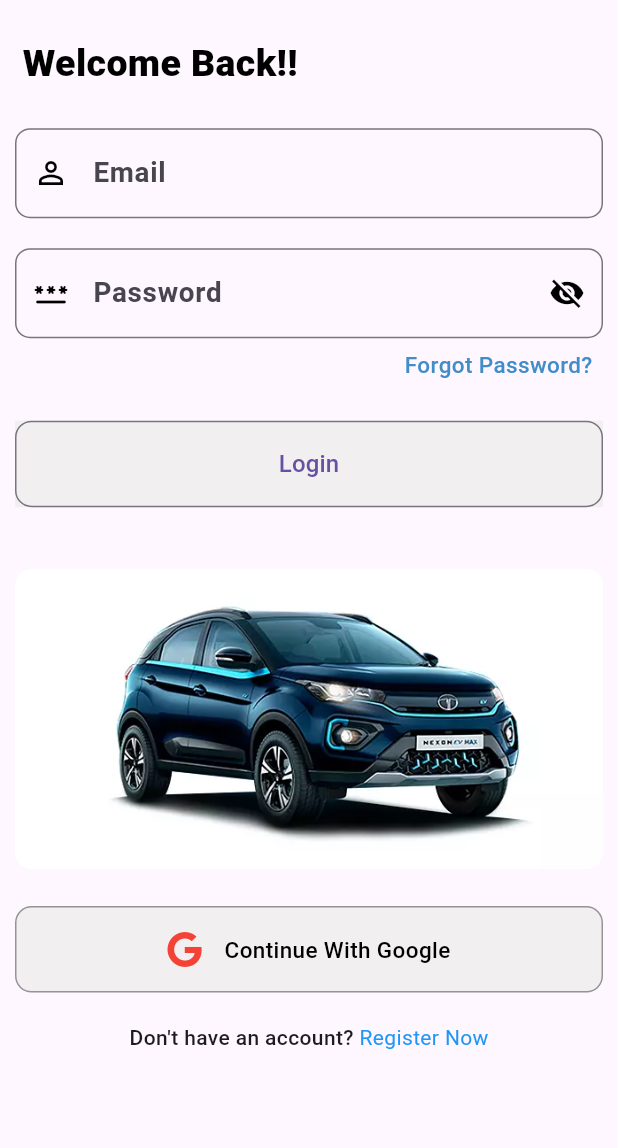
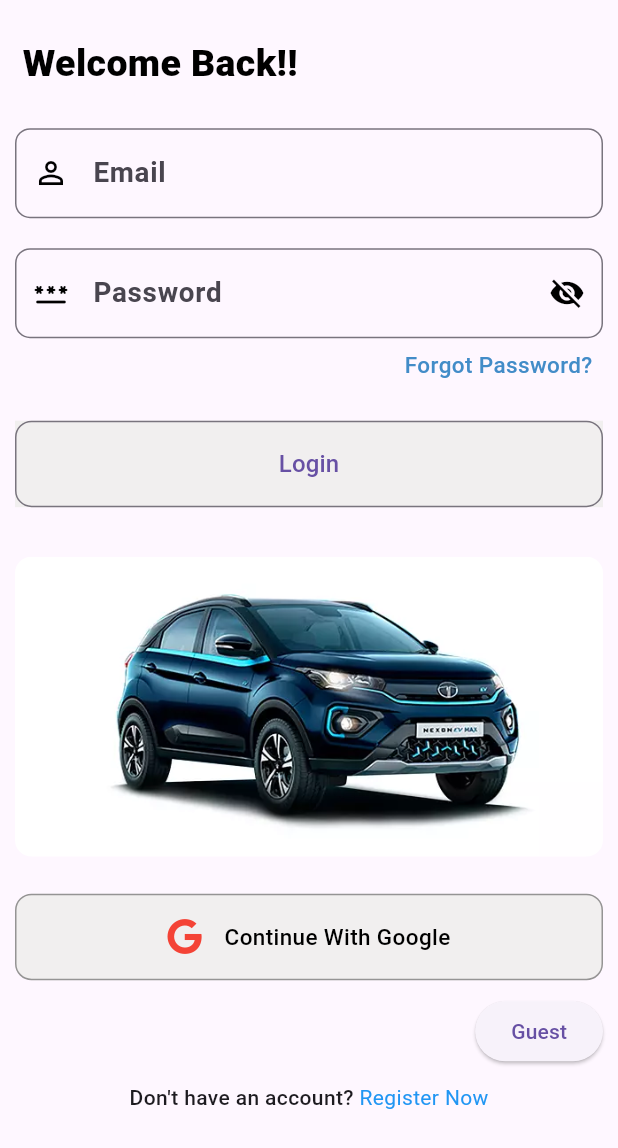
Before and after one commit to safvansafvan/Nexon_ev_booking_app, a Flutter app: the screen it shows after launch, on a phone screen of 412 x 824 dp. Shown: the top 1148 px of the screen. Run offline on Flutter 3.47's test engine with Material 2 defaults, Android fonts, the light colour scheme and no system bars; our stand-ins replace animated_custom_dropdown, awesome_dialog, email_validator, emoji_picker_flutter, flutter_map, fluttertoast and 14 more; missing offline and left inert: razorpay_flutter, sticky_grouped_list, syncfusion_flutter_pdfviewer; Roboto replaces fonts that are missing (Philosopher); project files that could hold a hidden picture were left out.

Commit message:
guest mode added

```diff
--- a/lib/controller/providers/get_user_details.dart
+++ b/lib/controller/providers/get_user_details.dart
@@ -16,4 +16,10 @@
     log(userEmail.toString());
     return userEmail.toString();
   }
+
+  String? token;
+  Future userLoginOrNot() async {
+    final pref = await SharedPreferences.getInstance();
+    token = pref.getString("ACCESS_TOKEN");
+  }
 }
--- a/lib/presentation/screens/authentication/login.dart
+++ b/lib/presentation/screens/authentication/login.dart
@@ -5,9 +5,9 @@
 import 'package:bookingapp/presentation/screens/authentication/register.dart';
 import 'package:bookingapp/presentation/screens/authentication/widget/image_widget.dart';
 import 'package:bookingapp/presentation/screens/authentication/widget/text_form_field.dart';
+import 'package:bookingapp/presentation/screens/mainscreen/main_screen.dart';
 import 'package:flutter/material.dart';
 import 'package:font_awesome_flutter/font_awesome_flutter.dart';
-import 'package:lottie/lottie.dart';
 import 'package:provider/provider.dart';
 
 class LoginPage extends StatefulWidget {
@@ -22,35 +22,25 @@
   Widget build(BuildContext context) {
     final loginGoogleProvi =
         Provider.of<ContinueWithGoogleProvider>(context, listen: false);
+    final value = Provider.of<LoginProvider>(context, listen: false);
     var screenHeight = MediaQuery.of(context).size;
     return Scaffold(
         body: SafeArea(
-        child: Consumer<LoginProvider>(
-          builder: (context, value, _) {
-            return value.isLoading || loginGoogleProvi.isLoading
-                ? Center(
-                    child: Lottie.asset("assets/ui-loader.json"),
-                  )
-                : Form(
+            child: Form(
       key: value.formKey1,
       child: ListView(
         children: [
           Padding(
-                          padding: EdgeInsets.only(
-                              left: 15, top: screenHeight.height * 0.03),
+            padding: EdgeInsets.only(left: 15, top: screenHeight.height * 0.03),
             child: Text(
               "Welcome Back!! ",
               style: textStyleFuc(
-                                weight: FontWeight.w900,
-                                color: kBlack,
-                                size: 25),
+                  weight: FontWeight.w900, color: kBlack, size: 25),
             ),
           ),
           Padding(
             padding: EdgeInsets.only(
-                              top: screenHeight.height * 0.03,
-                              left: 10,
-                              right: 10),
+                top: screenHeight.height * 0.03, left: 10, right: 10),
             child: Column(
               crossAxisAlignment: CrossAxisAlignment.end,
               children: [
@@ -75,8 +65,7 @@
                   onTap: () {
                     Navigator.of(context).push(
                       MaterialPageRoute(
-                                      builder: (context) =>
-                                          const ForgotPasswordWidget(),
+                        builder: (context) => const ForgotPasswordWidget(),
                       ),
                     );
                   },
@@ -86,8 +75,7 @@
                       "Forgot Password?",
                       style: textStyleFuc(
                           weight: FontWeight.w500,
-                                        color: const Color.fromARGB(
-                                            255, 66, 140, 200),
+                          color: const Color.fromARGB(255, 66, 140, 200),
                           size: 15),
                     ),
                   ),
@@ -102,27 +90,23 @@
                   child: OutlinedButton(
                     style: ButtonStyle(
                       shape: MaterialStateProperty.all(
-                                      RoundedRectangleBorder(
-                                          borderRadius: radiusTen),
+                        RoundedRectangleBorder(borderRadius: radiusTen),
                       ),
                     ),
                     onPressed: () async {
-                                    if (value.formKey1.currentState!
-                                        .validate()) {
+                      if (value.formKey1.currentState!.validate()) {
                         value.loginButtonClick(context);
                       }
                     },
                     child: Text(
                       'Login',
                       style: textStyleFuc(
-                                        weight: FontWeight.w500,
-                                        color: null,
-                                        size: 16),
+                          weight: FontWeight.w500, color: null, size: 16),
                     ),
                   ),
                 ),
                 SizedBox(
-                                height: screenHeight.height * 0.05,
+                  height: screenHeight.height * 0.04,
                 ),
                 const ImageWidget(image: "assets/nexon.webp"),
                 SizedBox(
@@ -136,8 +120,7 @@
                   child: Container(
                     height: screenHeight.height * 0.07,
                     decoration: BoxDecoration(
-                                    color: const Color.fromARGB(
-                                        255, 241, 239, 239),
+                      color: const Color.fromARGB(255, 241, 239, 239),
                       borderRadius: radiusTen,
                       border: Border.all(color: kBlack38),
                     ),
@@ -163,14 +146,24 @@
                     ),
                   ),
                 ),
-                              commonHeight,
+                height10,
+                ElevatedButton(
+                    onPressed: () {
+                      Navigator.push(
+                        context,
+                        MaterialPageRoute(
+                          builder: (context) => const MainScreen(),
+                        ),
+                      );
+                    },
+                    child: const Text("Guest")),
+                height10,
                 Row(
                   mainAxisAlignment: MainAxisAlignment.center,
                   children: [
                     const Text(
                       "Don't have an account? ",
-                                    style:
-                                        TextStyle(fontWeight: FontWeight.w500),
+                      style: TextStyle(fontWeight: FontWeight.w500),
                     ),
                     InkWell(
                       onTap: () {
@@ -186,9 +179,7 @@
                       child: Text(
                         "Register Now",
                         style: textStyleFuc(
-                                          weight: null,
-                                          color: Colors.blue,
-                                          size: 14),
+                            weight: null, color: Colors.blue, size: 14),
                       ),
                     )
                   ],
@@ -198,10 +189,6 @@
           ),
         ],
       ),
-                  );
-          },
-        ),
-      ),
-    );
+    )));
   }
 }
--- a/pubspec.yaml
+++ b/pubspec.yaml
@@ -16,7 +16,7 @@
 # https://developer.apple.com/library/archive/documentation/General/Reference/InfoPlistKeyReference/Articles/CoreFoundationKeys.html
 # In Windows, build-name is used as the major, minor, and patch parts
 # of the product and file versions while build-number is used as the build suffix.
-version: 1.0.0+1
+version: 1.0.0+2
 
 environment:
   sdk: '>=3.0.2 <4.0.0'
```
Also changed, not shown: lib/presentation/screens/mainscreen/main_screen.dart (+10 -4 lines), lib/presentation/screens/mainscreen/widget/popular_options.dart (+15 -0 lines), lib/presentation/widget/app_bar.dart (+11 -1 lines), lib/presentation/widget/login_dialog.dart (added, +35 -0 lines), lib/presentation/widget/dialog_widget.dart (deleted), 1 other file. Lines whose indentation alone changed are shown as unchanged.
